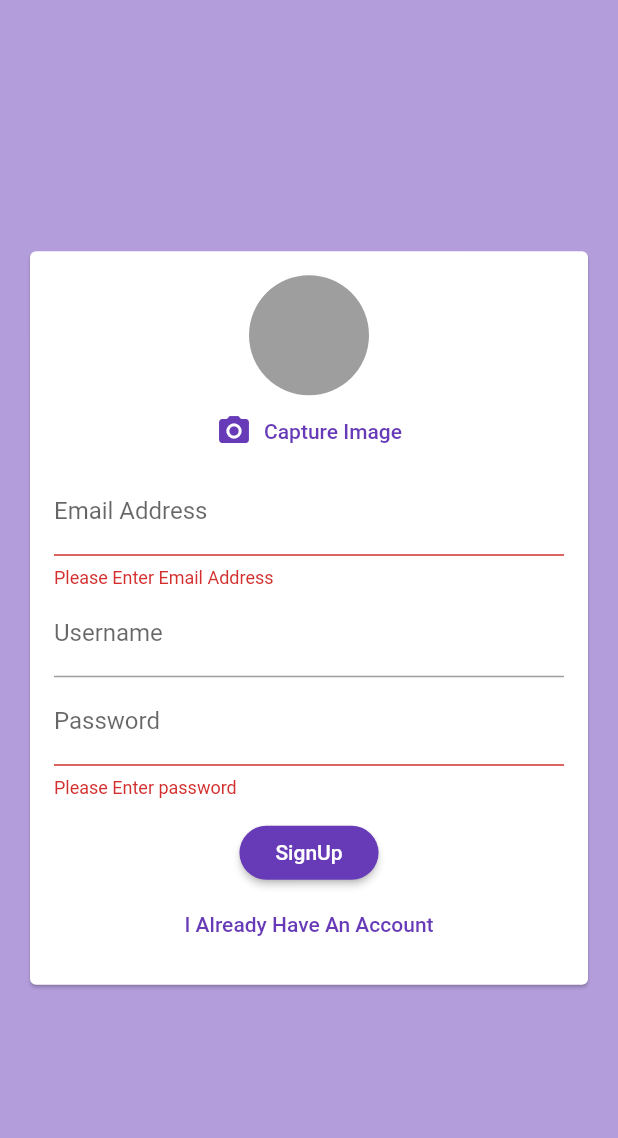
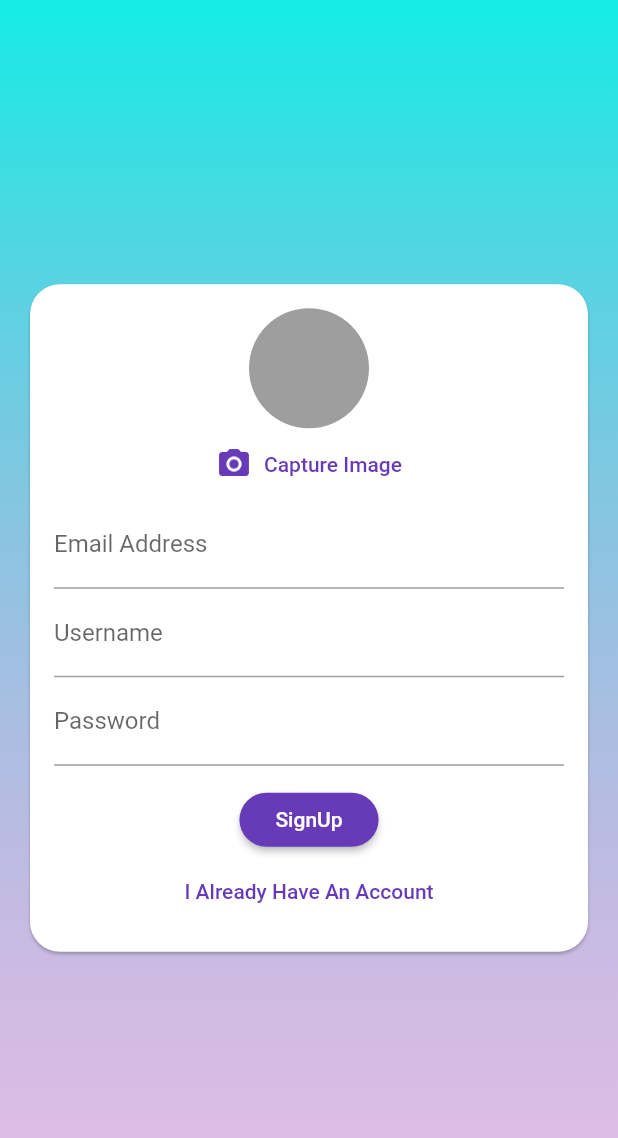
Before and after one commit to shoaib217/flutter_chatApp, a Flutter app: the screen it shows after launch, after a tap on "Login", after a tap on "Create New Account", on a phone screen of 412 x 824 dp. Shown: the top 1138 px of the screen. Run offline on Flutter 3.47's test engine with Material 2 defaults, Android fonts, the phone set to English and light mode, and no system bars; our stand-ins replace cloud_firestore, firebase_auth, firebase_core, firebase_storage, image_picker; accounts and stored records are empty.

Commit message:
auth screen background added, and chat screen name issue fixed

```diff
--- a/lib/screens/auth_screen.dart
+++ b/lib/screens/auth_screen.dart
@@ -82,7 +82,6 @@ class _AuthScreenState extends State<AuthScreen> {
     return GestureDetector(
       onTap: () => FocusScope.of(context).unfocus(),
       child: Scaffold(
-        backgroundColor: Theme.of(context).backgroundColor,
         body: AuthForm(_submitAuthForm, _isLoading),
       ),
     );
--- a/lib/screens/chat_screen.dart
+++ b/lib/screens/chat_screen.dart
@@ -114,7 +114,7 @@ class Messages extends StatelessWidget {
                 document[index]['text'],
                 document[index]['userId'] ==
                     FirebaseAuth.instance.currentUser?.uid,
-                document[index]['userId'],
+                document[index]['username'],
                 document[index]['userImage'],
                 key: ValueKey(document[index].id),
               ),
--- a/lib/widgets/auth_form.dart
+++ b/lib/widgets/auth_form.dart
@@ -30,12 +30,17 @@ class _AuthFormState extends State<AuthForm> {
     FocusScope.of(context).unfocus();
 
     if (_pickedImage == null && !_inLoginMode) {
-      ScaffoldMessenger.of(context).showSnackBar(SnackBar(
-          backgroundColor: Theme.of(context).errorColor,
+      ScaffoldMessenger.of(context).clearSnackBars();
+      ScaffoldMessenger.of(context).showSnackBar(
+        SnackBar(
+          backgroundColor: Theme.of(context).snackBarTheme.backgroundColor,
           content: const Text(
             'Please Pick an Image',
             style: TextStyle(fontSize: 16),
-          )));
+          ),
+          action: SnackBarAction(label: 'Close', onPressed: ()=>FocusScope.of(context).unfocus()),
+        ),
+      );
       return;
     }
 
@@ -48,8 +53,22 @@ class _AuthFormState extends State<AuthForm> {
 
   @override
   Widget build(BuildContext context) {
-    return Center(
+    return Container(
+      decoration: const BoxDecoration(
+          gradient: LinearGradient(
+        colors: [
+          Color.fromARGB(255, 21, 236, 229),
+          Color.fromARGB(100, 200, 100, 200),
+        ],
+        begin: Alignment.topCenter,
+        end: Alignment.bottomCenter,
+      )),
+      child: Center(
         child: Card(
+          shape: RoundedRectangleBorder(
+            borderRadius: BorderRadius.circular(20),
+          ),
+          borderOnForeground: false,
           margin: const EdgeInsets.all(20),
           child: SingleChildScrollView(
             child: Padding(
@@ -100,7 +119,8 @@ class _AuthFormState extends State<AuthForm> {
                         onSaved: (newValue) {
                           _userName = newValue!;
                         },
-                      decoration: const InputDecoration(labelText: 'Username'),
+                        decoration:
+                            const InputDecoration(labelText: 'Username'),
                       ),
                     TextFormField(
                       key: const ValueKey('password'),
@@ -146,7 +166,7 @@ class _AuthFormState extends State<AuthForm> {
                       TextButton(
                           onPressed: () {
                             FocusScope.of(context).unfocus();
-                          _formKey.currentState!.reset;
+                            _formKey.currentState?.reset();
                             setState(() {
                               _inLoginMode = !_inLoginMode;
                             });
@@ -162,6 +182,7 @@ class _AuthFormState extends State<AuthForm> {
             ),
           ),
         ),
+      ),
     );
   }
 }
```
Lines whose indentation alone changed are shown as unchanged.
